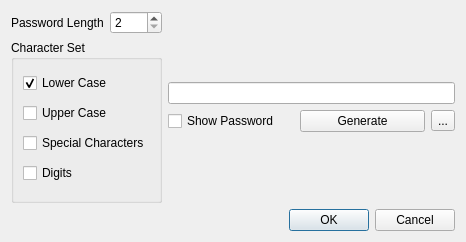
This is design/RandomizedPasswordDialog.ui in xaprier/qt-password-manager as Qt 5 draws it before an edit. The edited form follows.
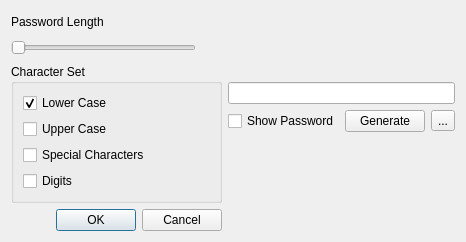
This is the edited form.

Commit message: Updated password length to slider from spinbox

The edit to the form file:
```diff
--- a/design/RandomizedPasswordDialog.ui
+++ b/design/RandomizedPasswordDialog.ui
@@ -16,73 +16,55 @@
   <layout class="QGridLayout" name="gridLayout">
    <item row="0" column="0">
     <layout class="QVBoxLayout" name="verticalLayout_2">
+     <item>
+      <widget class="QLabel" name="passwordLengthLabel">
+       <property name="text">
+        <string>Password Length</string>
+       </property>
+      </widget>
+     </item>
      <item>
       <layout class="QHBoxLayout" name="horizontalLayout">
        <item>
-        <widget class="QLabel" name="passwordLengthLabel">
-         <property name="text">
-          <string>Password Length</string>
-         </property>
-        </widget>
-       </item>
-       <item>
-        <widget class="QSpinBox" name="passwordLengthSB">
+        <widget class="QSlider" name="passwordLengthSlider">
          <property name="minimum">
-          <number>2</number>
+          <number>4</number>
          </property>
          <property name="maximum">
-          <number>64</number>
+          <number>255</number>
+         </property>
+         <property name="tracking">
+          <bool>true</bool>
+         </property>
+         <property name="orientation">
+          <enum>Qt::Horizontal</enum>
+         </property>
+         <property name="invertedAppearance">
+          <bool>false</bool>
+         </property>
+         <property name="tickPosition">
+          <enum>QSlider::NoTicks</enum>
+         </property>
+        </widget>
+       </item>
+       <item>
+        <widget class="QLabel" name="passwordLengthIndicator">
+         <property name="minimumSize">
+          <size>
+           <width>20</width>
+           <height>20</height>
+          </size>
+         </property>
+         <property name="text">
+          <string/>
          </property>
         </widget>
        </item>
       </layout>
      </item>
-     <item>
-      <widget class="QGroupBox" name="groupBox">
-       <property name="title">
-        <string>Character Set</string>
-       </property>
-       <property name="flat">
-        <bool>false</bool>
-       </property>
-       <layout class="QVBoxLayout" name="verticalLayout_3">
-        <item>
-         <widget class="QCheckBox" name="checkLowerCase">
-          <property name="text">
-           <string>Lower Case</string>
-          </property>
-          <property name="checked">
-           <bool>true</bool>
-          </property>
-         </widget>
-        </item>
-        <item>
-         <widget class="QCheckBox" name="checkUpperCase">
-          <property name="text">
-           <string>Upper Case</string>
-          </property>
-         </widget>
-        </item>
-        <item>
-         <widget class="QCheckBox" name="checkSpecial">
-          <property name="text">
-           <string>Special Characters</string>
-          </property>
-         </widget>
-        </item>
-        <item>
-         <widget class="QCheckBox" name="checkDigits">
-          <property name="text">
-           <string>Digits</string>
-          </property>
-         </widget>
-        </item>
-       </layout>
-      </widget>
-     </item>
     </layout>
    </item>
-   <item row="0" column="1">
+   <item row="0" column="1" rowspan="2">
     <layout class="QVBoxLayout" name="verticalLayout">
      <item>
       <spacer name="verticalSpacer_2">
@@ -144,7 +126,50 @@
      </item>
     </layout>
    </item>
-   <item row="1" column="0" colspan="2">
+   <item row="1" column="0">
+    <widget class="QGroupBox" name="groupBox">
+     <property name="title">
+      <string>Character Set</string>
+     </property>
+     <property name="flat">
+      <bool>false</bool>
+     </property>
+     <layout class="QVBoxLayout" name="verticalLayout_3">
+      <item>
+       <widget class="QCheckBox" name="checkLowerCase">
+        <property name="text">
+         <string>Lower Case</string>
+        </property>
+        <property name="checked">
+         <bool>true</bool>
+        </property>
+       </widget>
+      </item>
+      <item>
+       <widget class="QCheckBox" name="checkUpperCase">
+        <property name="text">
+         <string>Upper Case</string>
+        </property>
+       </widget>
+      </item>
+      <item>
+       <widget class="QCheckBox" name="checkSpecial">
+        <property name="text">
+         <string>Special Characters</string>
+        </property>
+       </widget>
+      </item>
+      <item>
+       <widget class="QCheckBox" name="checkDigits">
+        <property name="text">
+         <string>Digits</string>
+        </property>
+       </widget>
+      </item>
+     </layout>
+    </widget>
+   </item>
+   <item row="2" column="0">
     <widget class="QDialogButtonBox" name="buttonBox">
      <property name="orientation">
       <enum>Qt::Horizontal</enum>
```
The commit also changes 59 other files.
